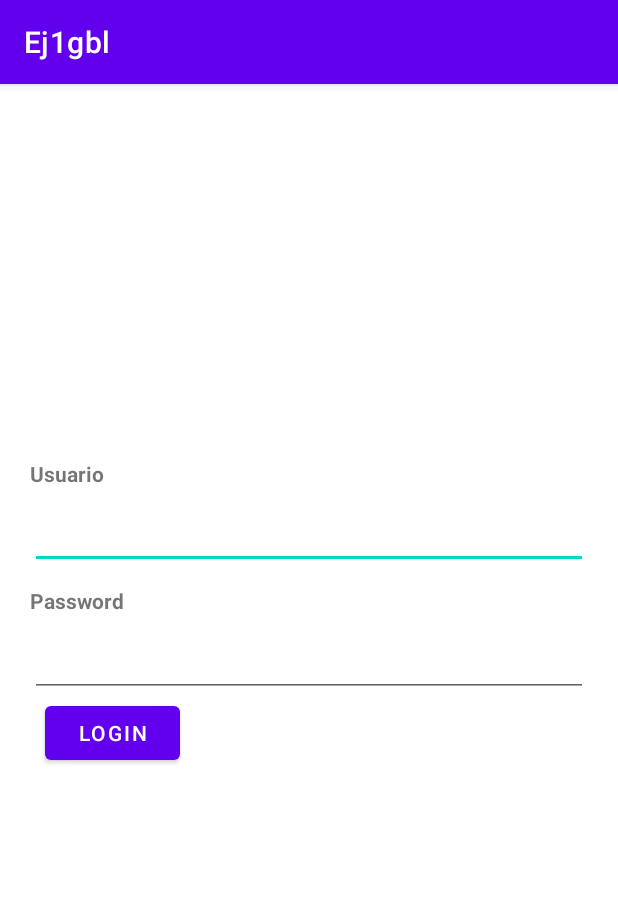
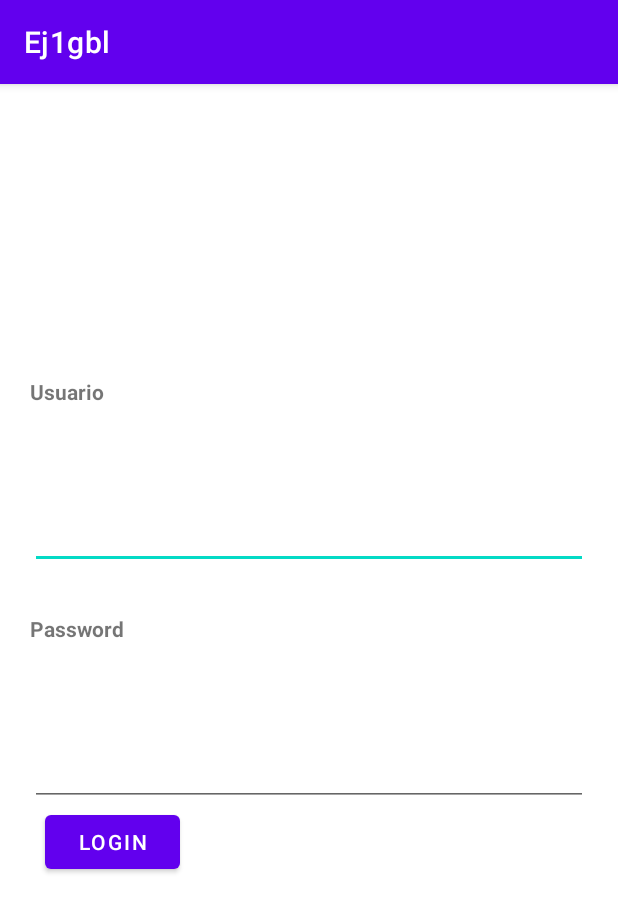
Before and after one commit to Gbalay92/PlayersDB, an Android app: the screen it shows after launch (MainActivity), on a phone screen of 412 x 824 dp. Shown: the top 912 px of the screen. Run offline under Robolectric (Android 15) with nearby library versions, the phone set to English and light mode, and no system bars.

```diff
--- a/app/src/main/java/com/liceolapaz/dam/gbl/MainActivity.kt
+++ b/app/src/main/java/com/liceolapaz/dam/gbl/MainActivity.kt
@@ -2,10 +2,41 @@ package com.liceolapaz.dam.gbl
 
 import androidx.appcompat.app.AppCompatActivity
 import android.os.Bundle
+import android.widget.Button
+import android.widget.EditText
+import android.widget.TextView
 
 class MainActivity : AppCompatActivity() {
+    private lateinit var user: EditText
+    private lateinit var password: EditText
+    private lateinit var txtError: TextView
+    private lateinit var login: Button
+
     override fun onCreate(savedInstanceState: Bundle?) {
         super.onCreate(savedInstanceState)
         setContentView(R.layout.activity_main)
+
+        user=findViewById(R.id.inputUser)
+        password=findViewById(R.id.inputPassword)
+        txtError=findViewById(R.id.txtError)
+        login=findViewById(R.id.login)
+
+
+        login.setOnClickListener {
+            if(user.text.toString()=="admin" && password.text.toString()=="liceo"){
+                txtError.text = "yuju"
+                val jugdb=JugadoresSql(this, "Database", null, 1)
+                val db = jugdb.writableDatabase
+
+            }
+            else{
+                txtError.text="Usuario y/o contraseña incorrectos"
+            }
+
+        }
+
+
+
+
     }
 }
--- a/app/src/main/res/layout/activity_main.xml
+++ b/app/src/main/res/layout/activity_main.xml
@@ -12,14 +12,14 @@
         android:layout_width="wrap_content"
         android:layout_height="wrap_content"
         android:orientation="horizontal"
-        app:layout_constraintGuide_percent="0.3" />
+        app:layout_constraintGuide_percent="0.2" />
 
     <androidx.constraintlayout.widget.Guideline
         android:id="@+id/guideline2"
         android:layout_width="match_parent"
         android:layout_height="wrap_content"
         android:orientation="horizontal"
-        app:layout_constraintGuide_percent="0.6"/>
+        app:layout_constraintGuide_percent="0.7"/>
 
     <TextView
         android:id="@+id/user"
@@ -72,12 +72,12 @@
         android:layout_marginEnd="10dp"
         android:text="Login"
         app:layout_constraintHorizontal_bias="0"
-        app:layout_constraintEnd_toStartOf="@+id/txtExit"
+        app:layout_constraintEnd_toStartOf="@+id/txtError"
         app:layout_constraintStart_toStartOf="parent"
         app:layout_constraintTop_toBottomOf="@+id/inputPassword"
         app:layout_constraintBottom_toTopOf="@+id/guideline2" />
 
-    <TextView android:id="@+id/txtExit"
+    <TextView android:id="@+id/txtError"
         android:layout_width="0dp"
         android:layout_height="0dp"
         android:layout_marginStart="10dp"
```
Also changed, not shown: app/src/main/java/com/liceolapaz/dam/gbl/JugadoresSql.kt (added, +26 -0 lines).
